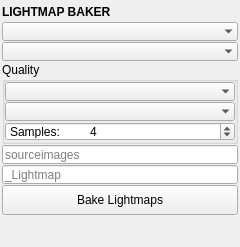
First picture: the form in mayatk/light_utils/lightmap_baker/lightmap_baker.ui, repository m3trik/mayatk, before the edit.
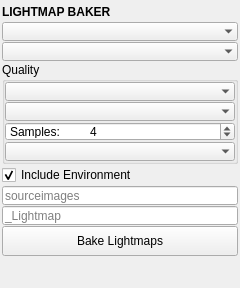
Second picture: the form after the edit. Custom widgets are drawn as their Qt base class.

Diff of the .ui file:
```diff
--- a/mayatk/light_utils/lightmap_baker/lightmap_baker.ui
+++ b/mayatk/light_utils/lightmap_baker/lightmap_baker.ui
@@ -244,9 +244,50 @@
            </property>
           </widget>
          </item>
+         <item>
+          <widget class="ComboBox" name="cmb_device">
+           <property name="minimumSize">
+            <size>
+             <width>180</width>
+             <height>19</height>
+            </size>
+           </property>
+           <property name="maximumSize">
+            <size>
+             <width>999</width>
+             <height>19</height>
+            </size>
+           </property>
+           <property name="toolTip">
+            <string>Which device Arnold renders the bake on.
+
+Auto — the GPU, falling back to the CPU when there isn't a usable one. Measured on a production room, 4 objects at 256px, alternating so warm-up cancels: 7.5s on the GPU against 192.8s on the CPU (25.9x), with the baked levels matching (0.527 vs 0.511, inside GI noise).
+GPU — force it, with no fallback.
+CPU — force it. Use this if a GPU bake ever disagrees with a CPU one: Arnold's GPU renderer does not support every shader feature.</string>
+           </property>
+           <property name="frame">
+            <bool>false</bool>
+           </property>
+          </widget>
+         </item>
         </layout>
        </widget>
       </item>
+      <item>
+       <widget class="QCheckBox" name="chk_environment">
+        <property name="toolTip">
+         <string>Bake the scene's environment (HDRI skydome) along with its lights.
+
+Off bakes the room's own lights only: the aiSkyDomeLight is hidden for the bake and restored afterwards. An HDRI is often a backdrop or a look-dev convenience rather than the room's real lighting, and baking it in is a flat ambient lift that cannot be taken back out of the map.</string>
+        </property>
+        <property name="text">
+         <string>Include Environment</string>
+        </property>
+        <property name="checked">
+         <bool>true</bool>
+        </property>
+       </widget>
+      </item>
       <item>
        <widget class="LineEdit" name="txt_output_dir">
         <property name="minimumSize">
```
Left out of the diff: 2 changed lines with no effect on the pictures.
